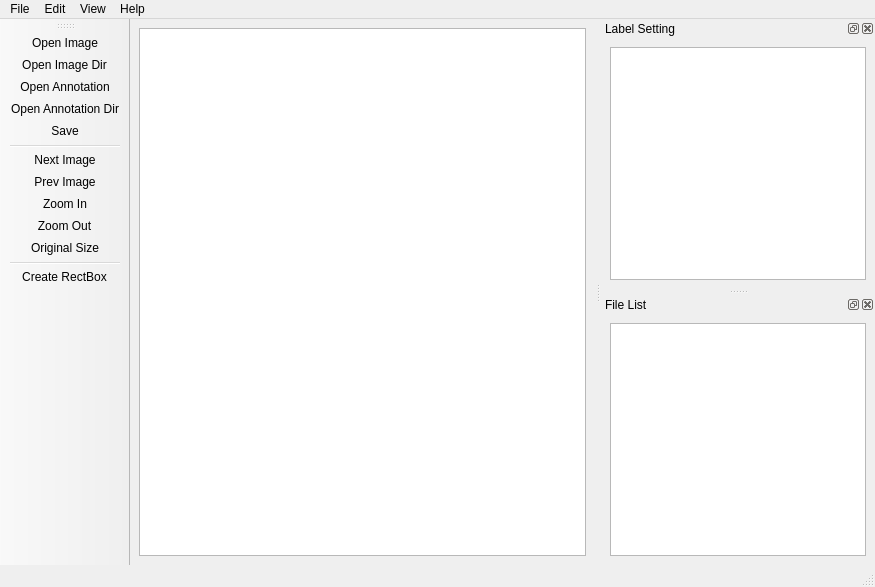
This is Form.ui in afterimagex/SuperLabelTool as Qt 5 draws it before an edit. The edited form follows.
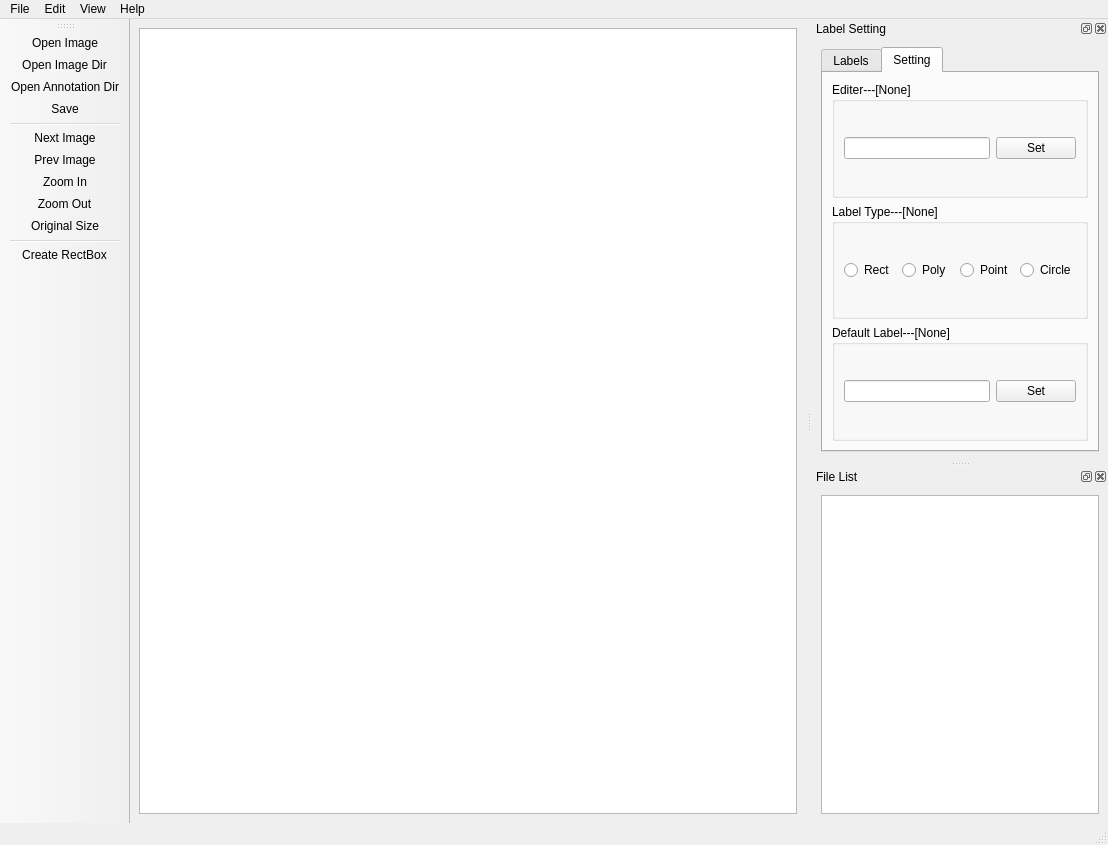
This is the edited form. Icons and pictures are not drawn.

Commit message: 修改了ui界面，但是还没有对py文件改动

What changed in the file:
```diff
--- a/Form.ui
+++ b/Form.ui
@@ -6,8 +6,8 @@
    <rect>
     <x>0</x>
     <y>0</y>
-    <width>875</width>
-    <height>587</height>
+    <width>1108</width>
+    <height>845</height>
    </rect>
   </property>
   <property name="windowTitle">
@@ -23,6 +23,9 @@
       <property name="mouseTracking">
        <bool>true</bool>
       </property>
+      <property name="layoutDirection">
+       <enum>Qt::LeftToRight</enum>
+      </property>
      </widget>
     </item>
    </layout>
@@ -32,7 +35,7 @@
     <rect>
      <x>0</x>
      <y>0</y>
-     <width>875</width>
+     <width>1108</width>
      <height>23</height>
     </rect>
    </property>
@@ -42,7 +45,6 @@
     </property>
     <addaction name="actionOpen"/>
     <addaction name="actionOpen_Dir"/>
-    <addaction name="actionOpen_Anno"/>
     <addaction name="actionOpen_Annotation_Dir"/>
     <addaction name="separator"/>
     <addaction name="actionSave"/>
@@ -55,8 +57,8 @@
     <property name="title">
      <string>Edit</string>
     </property>
-    <addaction name="actionNext_Image"/>
-    <addaction name="actionPrev_Image"/>
+    <addaction name="actionNext"/>
+    <addaction name="actionPrev"/>
     <addaction name="separator"/>
     <addaction name="actionCreate_RectBox"/>
     <addaction name="actionEdit_RectBox"/>
@@ -69,9 +71,9 @@
     <addaction name="actionShow_RectBox"/>
     <addaction name="actionHidden_RectBox"/>
     <addaction name="separator"/>
-    <addaction name="actionZoom_in"/>
-    <addaction name="actionZoom_Out"/>
-    <addaction name="actionOriginal_Size"/>
+    <addaction name="actionZoomIn"/>
+    <addaction name="actionZoomOut"/>
+    <addaction name="actionZoom"/>
    </widget>
    <widget class="QMenu" name="menuHelp">
     <property name="title">
@@ -96,15 +98,14 @@
    </attribute>
    <addaction name="actionOpen"/>
    <addaction name="actionOpen_Dir"/>
-   <addaction name="actionOpen_Anno"/>
    <addaction name="actionOpen_Annotation_Dir"/>
    <addaction name="actionSave"/>
    <addaction name="separator"/>
-   <addaction name="actionNext_Image"/>
-   <addaction name="actionPrev_Image"/>
-   <addaction name="actionZoom_in"/>
-   <addaction name="actionZoom_Out"/>
-   <addaction name="actionOriginal_Size"/>
+   <addaction name="actionNext"/>
+   <addaction name="actionPrev"/>
+   <addaction name="actionZoomIn"/>
+   <addaction name="actionZoomOut"/>
+   <addaction name="actionZoom"/>
    <addaction name="separator"/>
    <addaction name="actionCreate_RectBox"/>
   </widget>
@@ -119,10 +120,106 @@
    <attribute name="dockWidgetArea">
     <number>2</number>
    </attribute>
-   <widget class="QWidget" name="dockWidgetContents">
+   <widget class="QWidget" name="dockWidgetLabel">
     <layout class="QGridLayout" name="gridLayout_3">
      <item row="0" column="0">
-      <widget class="QListWidget" name="listWidget_setting"/>
+      <widget class="QTabWidget" name="tabWidget">
+       <property name="currentIndex">
+        <number>1</number>
+       </property>
+       <widget class="QWidget" name="tab_0">
+        <attribute name="title">
+         <string>Labels</string>
+        </attribute>
+        <layout class="QGridLayout" name="gridLayout_7">
+         <item row="0" column="0">
+          <widget class="QListView" name="listView_labels"/>
+         </item>
+        </layout>
+       </widget>
+       <widget class="QWidget" name="tab_1">
+        <attribute name="title">
+         <string>Setting</string>
+        </attribute>
+        <layout class="QGridLayout" name="gridLayout_8">
+         <item row="1" column="0">
+          <widget class="QGroupBox" name="groupBox_type">
+           <property name="title">
+            <string>Label Type---[None]</string>
+           </property>
+           <layout class="QGridLayout" name="gridLayout_5">
+            <item row="0" column="1">
+             <widget class="QRadioButton" name="radioRect">
+              <property name="text">
+               <string>Rect</string>
+              </property>
+             </widget>
+            </item>
+            <item row="0" column="4">
+             <widget class="QRadioButton" name="radioCircle">
+              <property name="text">
+               <string>Circle</string>
+              </property>
+             </widget>
+            </item>
+            <item row="0" column="3">
+             <widget class="QRadioButton" name="radioPoint">
+              <property name="text">
+               <string>Point</string>
+              </property>
+             </widget>
+            </item>
+            <item row="0" column="2">
+             <widget class="QRadioButton" name="radioPolygon">
+              <property name="text">
+               <string>Poly</string>
+              </property>
+             </widget>
+            </item>
+           </layout>
+          </widget>
+         </item>
+         <item row="3" column="0">
+          <widget class="QGroupBox" name="groupBox_label">
+           <property name="title">
+            <string>Default Label---[None]</string>
+           </property>
+           <layout class="QGridLayout" name="gridLayout_4">
+            <item row="0" column="0">
+             <widget class="QLineEdit" name="lineEdit_label"/>
+            </item>
+            <item row="0" column="1">
+             <widget class="QPushButton" name="pushButton_label">
+              <property name="text">
+               <string>Set</string>
+              </property>
+             </widget>
+            </item>
+           </layout>
+          </widget>
+         </item>
+         <item row="0" column="0">
+          <widget class="QGroupBox" name="groupBox_editer">
+           <property name="title">
+            <string>Editer---[None]</string>
+           </property>
+           <layout class="QGridLayout" name="gridLayout_9">
+            <item row="0" column="0">
+             <widget class="QLineEdit" name="lineEdit_editer"/>
+            </item>
+            <item row="0" column="1">
+             <widget class="QPushButton" name="pushButton">
+              <property name="text">
+               <string>Set</string>
+              </property>
+             </widget>
+            </item>
+           </layout>
+          </widget>
+         </item>
+        </layout>
+       </widget>
+      </widget>
      </item>
     </layout>
    </widget>
@@ -152,10 +249,10 @@
    <attribute name="dockWidgetArea">
     <number>2</number>
    </attribute>
-   <widget class="QWidget" name="dockWidgetContents_2">
+   <widget class="QWidget" name="dockWidgetImage">
     <layout class="QGridLayout" name="gridLayout_2">
-     <item row="0" column="0">
-      <widget class="QListWidget" name="listWidget_image_list"/>
+     <item row="1" column="2">
+      <widget class="QListView" name="listView_images"/>
      </item>
     </layout>
    </widget>
@@ -256,7 +353,7 @@
     <string>Ctrl+Z</string>
    </property>
   </action>
-  <action name="actionNext_Image">
+  <action name="actionNext">
    <property name="icon">
     <iconset resource="res.qrc">
      <normaloff>:/icons/next.png</normaloff>:/icons/next.png</iconset>
@@ -268,7 +365,7 @@
     <string>Ctrl+D</string>
    </property>
   </action>
-  <action name="actionPrev_Image">
+  <action name="actionPrev">
    <property name="icon">
     <iconset resource="res.qrc">
      <normaloff>:/icons/prev.png</normaloff>:/icons/prev.png</iconset>
@@ -325,7 +422,7 @@
     <string>Hide RectBox</string>
    </property>
   </action>
-  <action name="actionZoom_in">
+  <action name="actionZoomIn">
    <property name="icon">
     <iconset resource="res.qrc">
      <normaloff>:/icons/zoom_in.png</normaloff>:/icons/zoom_in.png</iconset>
@@ -334,7 +431,7 @@
     <string>Zoom In</string>
    </property>
   </action>
-  <action name="actionZoom_Out">
+  <action name="actionZoomOut">
    <property name="icon">
     <iconset resource="res.qrc">
      <normaloff>:/icons/zoom_out.png</normaloff>:/icons/zoom_out.png</iconset>
@@ -343,7 +440,7 @@
     <string>Zoom Out</string>
    </property>
   </action>
-  <action name="actionOriginal_Size">
+  <action name="actionZoom">
    <property name="icon">
     <iconset resource="res.qrc">
      <normaloff>:/icons/zoom.png</normaloff>:/icons/zoom.png</iconset>
```
Left out of the diff: 35 changed lines with no effect on the pictures. The commit also changes 3 other files.
